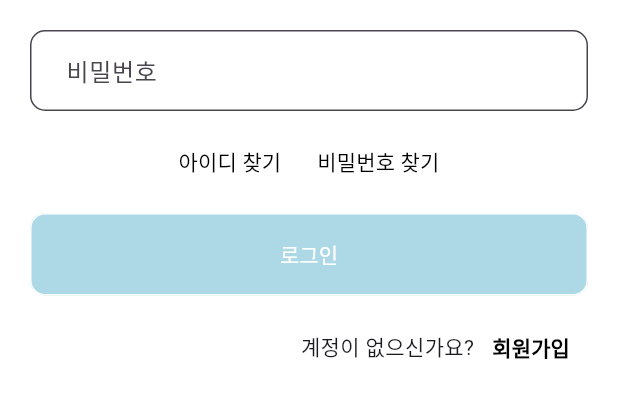
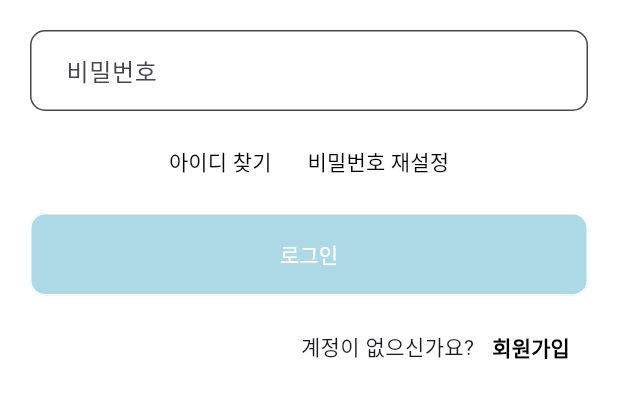
Before and after one commit to rx5460/pophub, a Flutter app: the FindId screen opened directly, after a tap on "확인", after a tap on "로그인", on a phone screen of 412 x 824 dp, the part 420-838 px from its top. Run offline on Flutter 3.47's test engine with Material 3 defaults, Android fonts, the phone set to English and light mode, and no system bars; our stand-ins replace carousel_slider, cloud_firestore, dio, firebase_core, firebase_messaging, flutter_dotenv and 6 more; missing offline and left inert: kakao_map_plugin; accounts and stored records are empty; network calls fail; Roboto replaces fonts that are missing (NanumGothicCoding).

Commit message:
- bugfix : 비밀번호 변경 및 아이디 찾기 오류 수정 - bugfix : 스토어 수정시 카테고리 있으면 카테고리 표출하게 수정 - change : 비밀번호 찾기 => 재설정 - change : 내 스토어, 팝업스토어 승인대기 아이콘 변경

```diff
--- a/lib/screen/store/category_page.dart
+++ b/lib/screen/store/category_page.dart
@@ -129,7 +129,7 @@ class _CategoryPageState extends State<CategoryPage> {
                   crossAxisCount: 4,
                   crossAxisSpacing: 10,
                   mainAxisSpacing: 10,
-                  childAspectRatio: 1, // Adjust to control item height
+                  childAspectRatio: 1.5, // Adjust to control item height
                 ),
                 itemCount: category.length,
                 itemBuilder: (context, index) {
--- a/lib/screen/user/find_id.dart
+++ b/lib/screen/user/find_id.dart
@@ -76,7 +76,7 @@ class _FindIdState extends State<FindId> {
           });
         }
 
-        findIdApi();
+        await findIdApi();
       }
     } else {
       if (!isDialogShowing) {
@@ -218,7 +218,8 @@ class _FindIdState extends State<FindId> {
                     ),
                     Visibility(
                         child: Visibility(
-                            visible: findSuccess == false,
+                            visible:
+                                findSuccess == false && userNotifier.isVerify,
                             child: Center(
                               child: Text(
                                   "${phoneController.text.toString()} 번호에 해당하는 아이디가 없습니다."),
--- a/lib/screen/user/login.dart
+++ b/lib/screen/user/login.dart
@@ -137,7 +137,7 @@ class _LoginState extends State<Login> {
                                                           UserNotifier())
                                                 ], child: const ResetPasswd())))
                                   },
-                              child: const Text("비밀번호 찾기")),
+                              child: const Text("비밀번호 재설정")),
                         ],
                       ),
                       Container(
```
Also changed, not shown: lib/screen/store/store_add_page.dart (+12 -1 lines), lib/screen/user/profile_page.dart (+3 -5 lines), lib/screen/user/reset_passwd.dart (+4 -6 lines).
